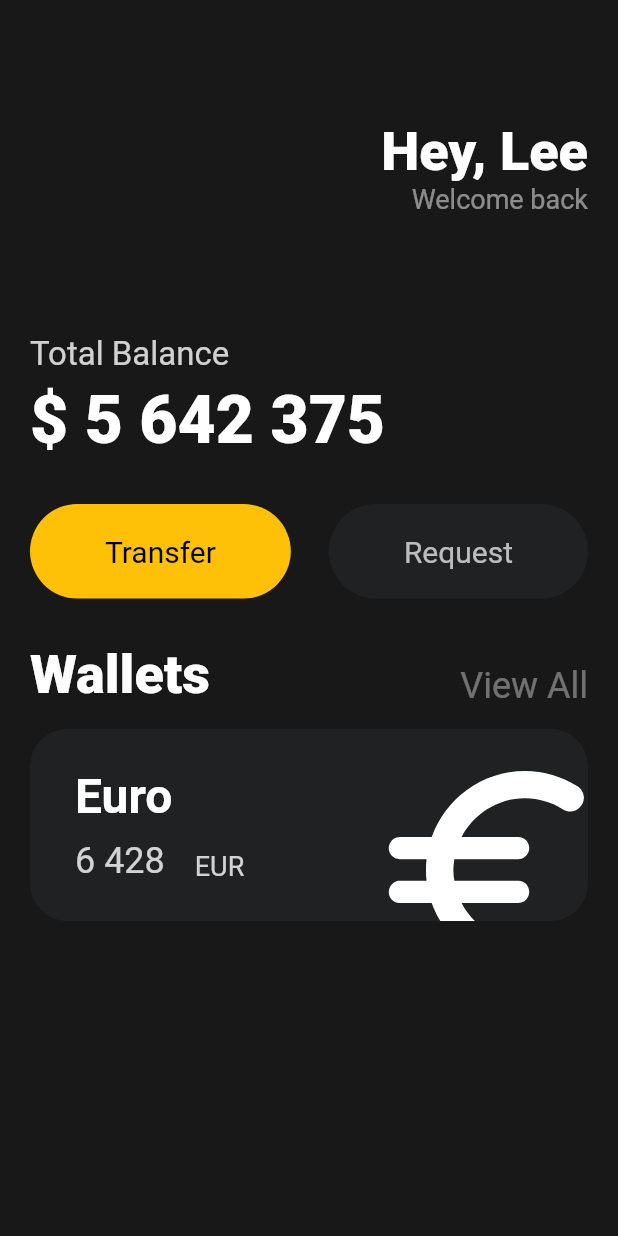
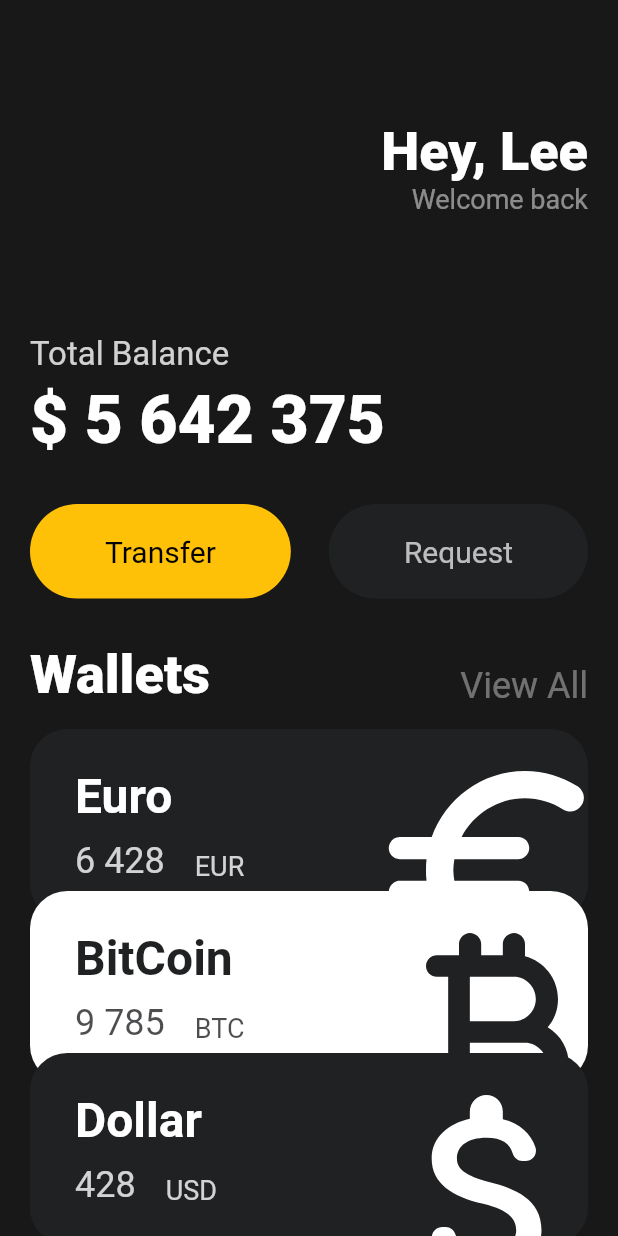
Before and after one commit to ezurno/flutter_ui, a Flutter app: the screen it shows after launch, on a phone screen of 412 x 824 dp. Run offline on Flutter 3.47's test engine with Material 2 defaults, Android fonts, the phone set to English and light mode, and no system bars.

Commit message:
LEARN: scroll, card widget setting
1. SingleChildScrollView 를 사용하면 스크롤을 내릴 수 있게 됨

2. card widget 내 offset을 자동으로 order를 받아 줄여주게 설계

```diff
--- a/lib/main.dart
+++ b/lib/main.dart
@@ -18,7 +18,8 @@ class App extends StatelessWidget {
       home: Scaffold(
         backgroundColor:
             const Color(0xFF181818), // Color를 0xFF로 #color 를 지정할 수 있음
-        body: Padding(
+        body: SingleChildScrollView(
+          child: Padding(
             padding: const EdgeInsets.symmetric(
                 horizontal: 20), // symetric은 padding의 위치를 따로 지정 가능
             child: Column(
@@ -122,8 +123,28 @@ class App extends StatelessWidget {
                   name: "Euro",
                   amount: "6 428",
                   code: "EUR",
-                  icon: Icons.euro_rounded),
+                  icon: Icons.euro_rounded,
+                  isInvert: false,
+                  order: 0,
+                ),
+                const CurrencyCard(
+                  name: "BitCoin",
+                  amount: "9 785",
+                  code: "BTC",
+                  icon: Icons.currency_bitcoin_rounded,
+                  isInvert: true,
+                  order: 1,
+                ),
+                const CurrencyCard(
+                  name: "Dollar",
+                  amount: "428",
+                  code: "USD",
+                  icon: Icons.attach_money_rounded,
+                  isInvert: false,
+                  order: 2,
+                ),
               ],
+            ),
           ),
         ),
       ),
--- a/lib/widgets/currency_card.dart
+++ b/lib/widgets/currency_card.dart
@@ -1,8 +1,13 @@
 import 'package:flutter/material.dart';
+
+const blackTheme = Color(0xFF1F2123);
+const whiteTheme = Colors.white;
 
 class CurrencyCard extends StatelessWidget {
   final String name, amount, code;
   final IconData icon;
+  final bool isInvert;
+  final double order;
 
   const CurrencyCard({
     super.key,
@@ -10,15 +15,19 @@ class CurrencyCard extends StatelessWidget {
     required this.amount,
     required this.code,
     required this.icon,
+    required this.isInvert,
+    required this.order,
   });
 
   @override
   Widget build(BuildContext context) {
-    return Container(
+    return Transform.translate(
+      offset: Offset(0, -20 * order),
+      child: Container(
         clipBehavior: Clip.hardEdge, // overflow : hidden
         // clipBehavior는 화면이 넘어갔을 시 어떻게 처리해야 할지 알려줌
         decoration: BoxDecoration(
-        color: const Color(0xFF1F2123),
+          color: isInvert ? whiteTheme : blackTheme,
           borderRadius: BorderRadius.circular(25),
         ),
         child: Padding(
@@ -34,8 +43,8 @@ class CurrencyCard extends StatelessWidget {
                 children: [
                   Text(
                     name,
-                  style: const TextStyle(
-                    color: Colors.white,
+                    style: TextStyle(
+                      color: isInvert ? blackTheme : whiteTheme,
                       fontSize: 32,
                       fontWeight: FontWeight.w600,
                     ),
@@ -49,7 +58,9 @@ class CurrencyCard extends StatelessWidget {
                       Text(
                         amount,
                         style: TextStyle(
-                        color: Colors.white.withOpacity(0.8),
+                          color: isInvert
+                              ? blackTheme.withOpacity(0.8)
+                              : whiteTheme.withOpacity(0.8),
                           fontSize: 24,
                         ),
                       ),
@@ -59,7 +70,9 @@ class CurrencyCard extends StatelessWidget {
                       Text(
                         code,
                         style: TextStyle(
-                        color: Colors.white.withOpacity(0.8),
+                          color: isInvert
+                              ? blackTheme.withOpacity(0.8)
+                              : whiteTheme.withOpacity(0.8),
                           fontSize: 18,
                         ),
                       ),
@@ -75,7 +88,7 @@ class CurrencyCard extends StatelessWidget {
                   offset: const Offset(5, 15),
                   child: Icon(
                     icon,
-                  color: Colors.white,
+                    color: isInvert ? blackTheme : whiteTheme,
                     size: 88,
                   ),
                 ),
@@ -83,6 +96,7 @@ class CurrencyCard extends StatelessWidget {
             ],
           ),
         ),
+      ),
     );
   }
 }
```
Lines whose indentation alone changed are shown as unchanged.
